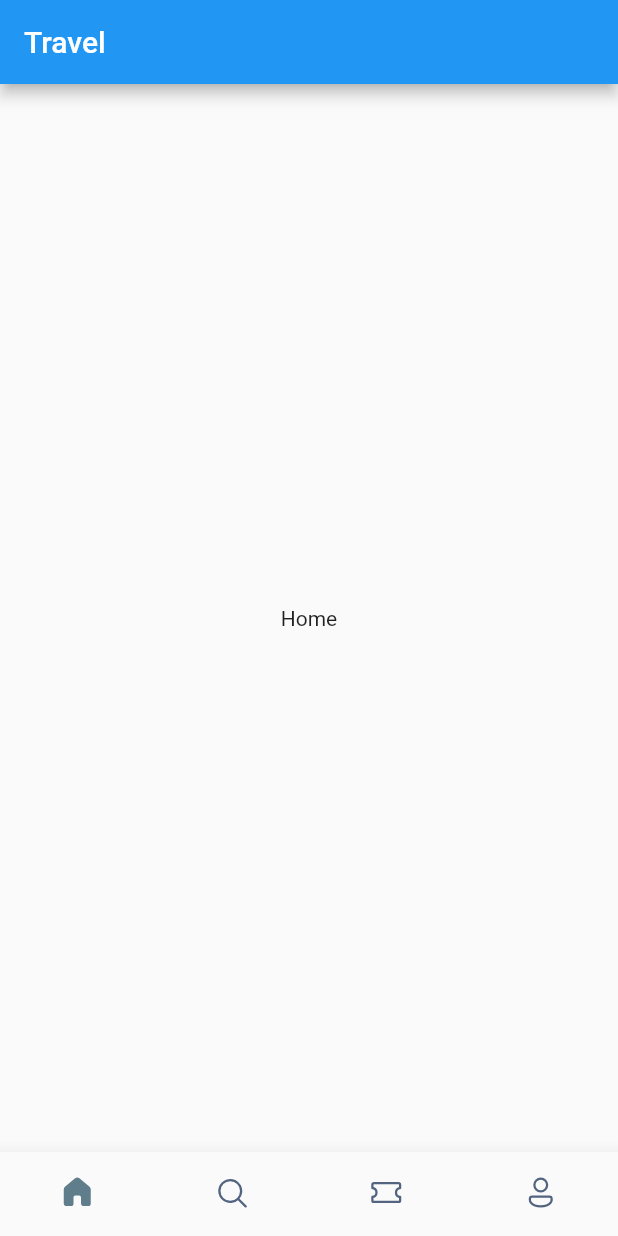
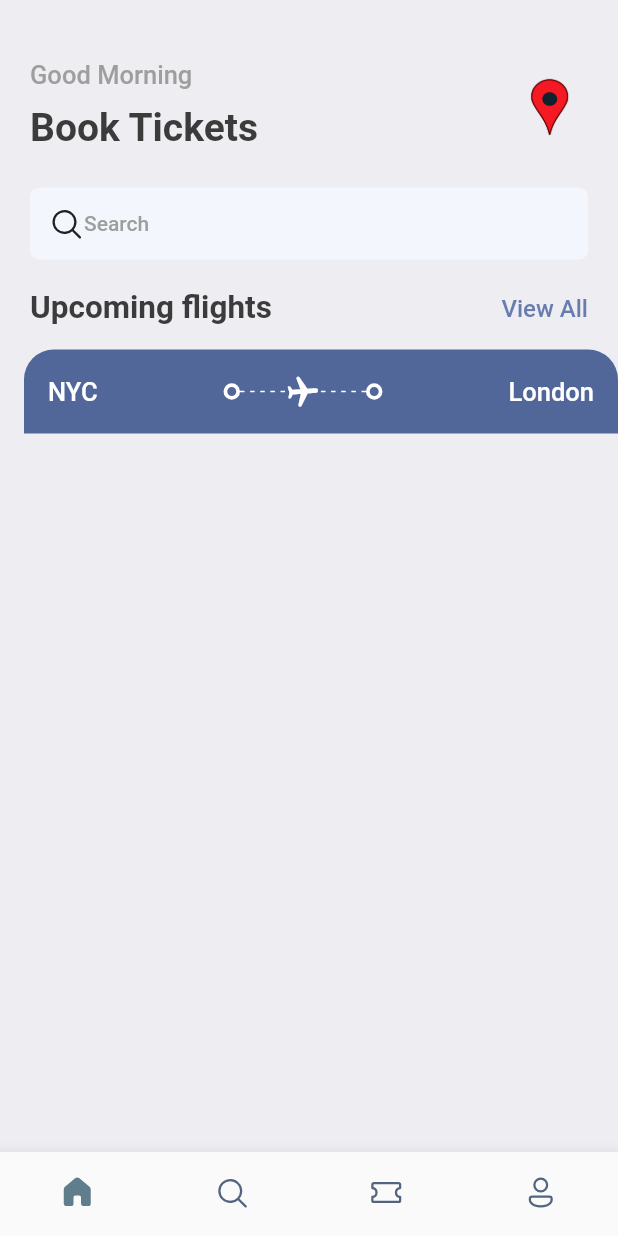
Before and after one commit to jeclauden/travel, a Flutter app: the screen it shows after launch, on a phone screen of 412 x 824 dp. Run offline on Flutter 3.47's test engine with Material 2 defaults, Android fonts, the phone set to English and light mode, and no system bars; our stand-ins replace fluentui_icons, gap.

Commit message:
create ticket top section

```diff
--- a/lib/main.dart
+++ b/lib/main.dart
@@ -1,4 +1,5 @@
 import 'package:flutter/material.dart';
+import 'package:travel/utils/app_styles.dart';
 
 import 'screens/bottom_bar.dart';
 
@@ -13,9 +14,10 @@ class MyApp extends StatelessWidget {
   @override
   Widget build(BuildContext context) {
     return MaterialApp(
+      debugShowCheckedModeBanner: false,
       title: 'Flutter Demo',
       theme: ThemeData(
-        primarySwatch: Colors.blue,
+        primaryColor: Styles.primaryColor,
       ),
       home: const BottomBar(),
     );
--- a/lib/screens/bottom_bar.dart
+++ b/lib/screens/bottom_bar.dart
@@ -1,5 +1,6 @@
 import 'package:fluentui_icons/fluentui_icons.dart';
 import 'package:flutter/material.dart';
+import 'package:travel/screens/home_screen.dart';
 
 class BottomBar extends StatefulWidget {
   const BottomBar({Key? key}) : super(key: key);
@@ -11,7 +12,7 @@ class BottomBar extends StatefulWidget {
 class _BottomBarState extends State<BottomBar> {
   int _selecteIndex = 0;
   static final List<Widget> _pageOptions = <Widget>[
-    const Text("Home"),
+    const HomeScreen(),
     const Text("Search"),
     const Text("Tickets"),
     const Text("Profile"),
@@ -26,9 +27,9 @@ class _BottomBarState extends State<BottomBar> {
   @override
   Widget build(BuildContext context) {
     return Scaffold(
-      appBar: AppBar(
-        title: const Text("Travel"),
-      ),
+      // appBar: AppBar(
+      //   title: const Text("Travel"),
+      // ),
       body: Center(
         child: _pageOptions[_selecteIndex],
       ),
--- /dev/null
+++ b/lib/screens/home_screen.dart
@@ -0,0 +1,95 @@
+import 'package:fluentui_icons/fluentui_icons.dart';
+import 'package:flutter/material.dart';
+import 'package:gap/gap.dart';
+import 'package:travel/screens/ticket_view.dart';
+import 'package:travel/utils/app_styles.dart';
+
+class HomeScreen extends StatelessWidget {
+  const HomeScreen({Key? key}) : super(key: key);
+
+  @override
+  Widget build(BuildContext context) {
+    return Scaffold(
+      backgroundColor: Styles.bgColor,
+      body: ListView(
+        children: [
+          Container(
+            padding: const EdgeInsets.symmetric(horizontal: 20),
+            child: Column(
+              children: [
+                const Gap(40),
+                Row(
+                  mainAxisAlignment: MainAxisAlignment.spaceBetween,
+                  children: [
+                    Column(
+                      crossAxisAlignment: CrossAxisAlignment.start,
+                      children: [
+                        Text(
+                          "Good Morning",
+                          style: Styles.headLineStyle_3,
+                        ),
+                        const Gap(10),
+                        Text(
+                          "Book Tickets",
+                          style: Styles.headLineStyle_1,
+                        ),
+                      ],
+                    ),
+                    Container(
+                      height: 50,
+                      width: 50,
+                      decoration: BoxDecoration(
+                          borderRadius: BorderRadius.circular(10),
+                          image: const DecorationImage(
+                            fit: BoxFit.cover,
+                            image: AssetImage('assets/images/one.png'),
+                          )),
+                    ),
+                  ],
+                ),
+                const Gap(25),
+                Container(
+                  decoration: BoxDecoration(
+                    borderRadius: BorderRadius.circular(6),
+                    color: const Color(0xFFF4F6FD),
+                  ),
+                  padding:
+                      const EdgeInsets.symmetric(horizontal: 12, vertical: 12),
+                  child: Row(
+                    children: [
+                      const Icon(FluentSystemIcons.ic_fluent_search_regular),
+                      Text(
+                        "Search",
+                        style: Styles.headLineStyle_4,
+                      ),
+                    ],
+                  ),
+                ),
+                const Gap(20),
+                Row(
+                  mainAxisAlignment: MainAxisAlignment.spaceBetween,
+                  children: [
+                    Text(
+                      "Upcoming flights",
+                      style: Styles.headLineStyle_2,
+                    ),
+                    InkWell(
+                      onTap: () {},
+                      child: Text(
+                        "View All",
+                        style: Styles.textStyle
+                            .copyWith(color: Styles.primaryColor),
+                      ),
+                    ),
+                  ],
+                ),
+              ],
+            ),
+          ),
+          const Gap(15),
+          const TicketView(),
+        ],
+      ),
+    );
+  }
+}
--- /dev/null
+++ b/lib/screens/ticket_view.dart
@@ -0,0 +1,95 @@
+import 'package:flutter/material.dart';
+import 'package:travel/utils/app_layout.dart';
+import 'package:travel/utils/app_styles.dart';
+import 'package:travel/widgets/thick_circle.dart';
+
+class TicketView extends StatelessWidget {
+  const TicketView({Key? key}) : super(key: key);
+
+  @override
+  Widget build(BuildContext context) {
+    final size = AppLayout.getSize(context);
+    return SizedBox(
+      width: size.width,
+      height: 200,
+      child: Container(
+        margin: const EdgeInsets.only(left: 16),
+        child: Column(
+          children: [
+            Container(
+              padding: const EdgeInsets.all(16),
+              decoration: BoxDecoration(
+                color: Styles.greyColor,
+                borderRadius: const BorderRadius.only(
+                  topLeft: Radius.circular(20),
+                  topRight: Radius.circular(20),
+                ),
+              ),
+              child: Column(
+                children: [
+                  Row(
+                    children: [
+                      Text(
+                        "NYC",
+                        style: Styles.headLineStyle_3
+                            .copyWith(color: Colors.white),
+                      ),
+                      const Spacer(),
+                      const ThickCircle(),
+                      Expanded(
+                        child: Stack(
+                          children: [
+                            SizedBox(
+                              height: 24,
+                              child: LayoutBuilder(
+                                builder: (BuildContext context,
+                                    BoxConstraints constraints) {
+                                  var numberOfdashes =
+                                      (constraints.constrainWidth() / 6)
+                                          .floor();
+                                  return Flex(
+                                      mainAxisAlignment:
+                                          MainAxisAlignment.spaceBetween,
+                                      direction: Axis.horizontal,
+                                      children: List.generate(
+                                          numberOfdashes,
+                                          (index) => const SizedBox(
+                                                width: 3,
+                                                height: 1,
+                                                child: DecoratedBox(
+                                                    decoration: BoxDecoration(
+                                                        color: Colors.white)),
+                                              )));
+                                },
+                              ),
+                            ),
+                            Center(
+                              child: Transform.rotate(
+                                angle: 1.5,
+                                child: const Icon(
+                                  Icons.local_airport_rounded,
+                                  color: Colors.white,
+                                ),
+                              ),
+                            ),
+                          ],
+                        ),
+                      ),
+                      const ThickCircle(),
+                      const Spacer(),
+                      Text(
+                        "London",
+                        style: Styles.headLineStyle_3
+                            .copyWith(color: Colors.white),
+                      ),
+                    ],
+                  ),
+                ],
+              ),
+            )
+          ],
+        ),
+      ),
+    );
+  }
+}
--- /dev/null
+++ b/lib/utils/app_layout.dart
@@ -0,0 +1,7 @@
+import 'package:flutter/material.dart';
+
+class AppLayout {
+  static getSize(BuildContext context) {
+    return MediaQuery.of(context).size;
+  }
+}
--- /dev/null
+++ b/lib/utils/app_styles.dart
@@ -0,0 +1,39 @@
+import 'package:flutter/material.dart';
+
+Color primary = const Color(0xFF687daf);
+
+class Styles {
+  static Color primaryColor = primary;
+  static Color textColor = const Color(0xFF3b3b3b);
+  static Color bgColor = const Color(0xFFeeedf2);
+  static Color greyColor = const Color(0xFF526799);
+  static TextStyle textStyle = TextStyle(
+    fontSize: 16,
+    color: textColor,
+    fontWeight: FontWeight.w500,
+  );
+
+  static TextStyle headLineStyle_1 = TextStyle(
+    fontSize: 26,
+    color: textColor,
+    fontWeight: FontWeight.bold,
+  );
+
+  static TextStyle headLineStyle_2 = TextStyle(
+    fontSize: 21,
+    color: textColor,
+    fontWeight: FontWeight.bold,
+  );
+
+  static TextStyle headLineStyle_3 = TextStyle(
+    fontSize: 17,
+    color: Colors.grey.shade500,
+    fontWeight: FontWeight.w500,
+  );
+
+  static TextStyle headLineStyle_4 = TextStyle(
+    fontSize: 14,
+    color: Colors.grey.shade500,
+    fontWeight: FontWeight.w500,
+  );
+}
--- /dev/null
+++ b/lib/widgets/thick_circle.dart
@@ -0,0 +1,19 @@
+import 'package:flutter/material.dart';
+
+class ThickCircle extends StatelessWidget {
+  const ThickCircle({Key? key}) : super(key: key);
+
+  @override
+  Widget build(BuildContext context) {
+    return Container(
+      padding: const EdgeInsets.all(3.0),
+      decoration: BoxDecoration(
+        borderRadius: BorderRadius.circular(20),
+        border: Border.all(
+          width: 2.5,
+          color: Colors.white,
+        ),
+      ),
+    );
+  }
+}
```
Also changed, not shown: pubspec.yaml (+4 -3 lines), assets/images/one.png (added), pubspec.lock.
